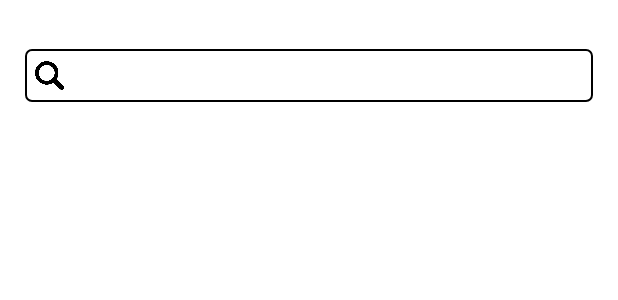
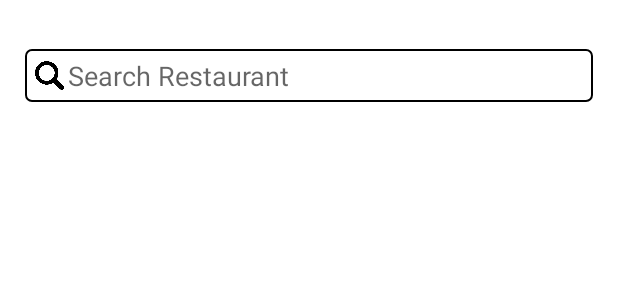
Before and after one commit to asifashraf270/Assignment, an Android app: the layout activity_main.xml on its own in the app's theme, with its tools: preview values and no code run, on a phone screen of 412 x 824 dp. Shown: the top 300 px of the screen. Run offline under Robolectric (Android 15) with nearby library versions, the phone set to English and light mode, and no system bars.

```diff
--- a/app/src/main/res/layout/activity_main.xml
+++ b/app/src/main/res/layout/activity_main.xml
@@ -35,6 +35,9 @@
             android:layout_height="@dimen/_27ssp"
             android:background="@drawable/search_selector"
             android:focusable="true"
+            android:hint="Search Restaurant"
+
+            android:drawablePadding="@dimen/_2ssp"
             android:paddingStart="@dimen/_5ssp"
             android:drawableLeft="@drawable/search_icon_resize"
             app:layout_constraintEnd_toStartOf="@id/endGuideLine"
```
